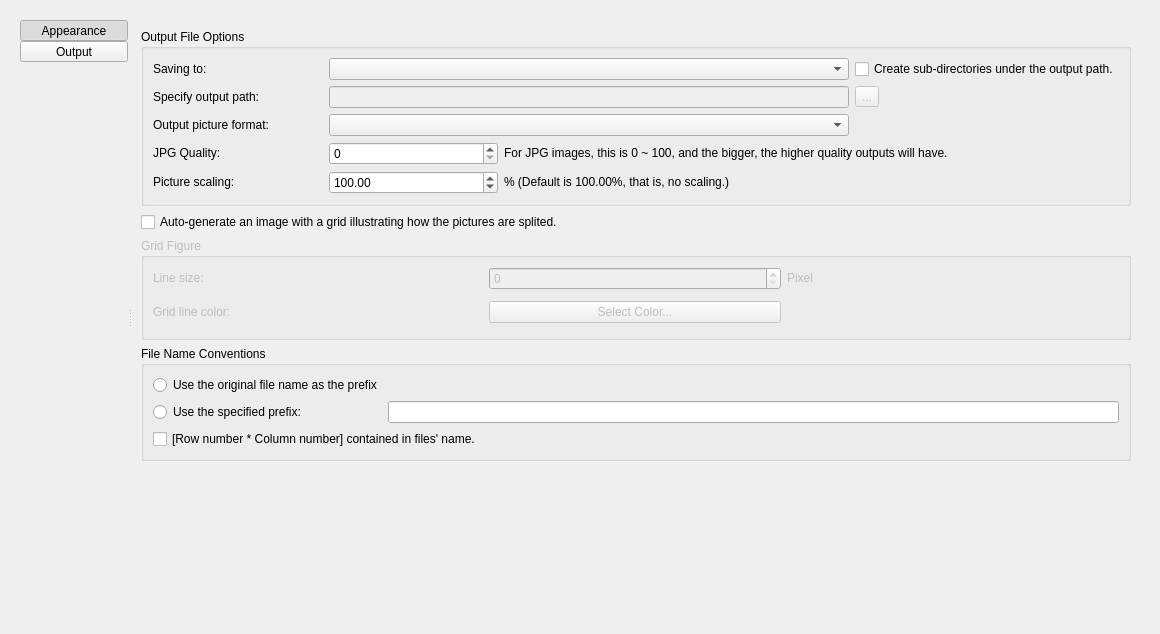
The window that src/ui/preferenceswidget.ui (zxunge/FreePictureSplitter) describes before a commit, drawn with Qt 5.
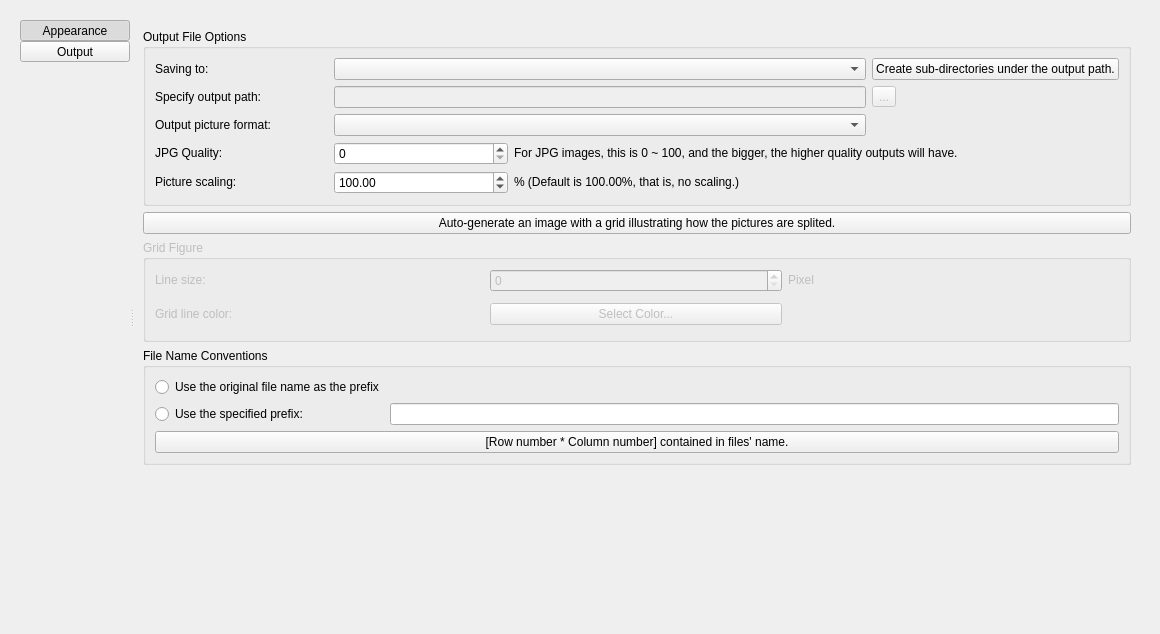
The same window after the commit. The open tabs and pages were chosen to show the change. Icons and pictures are not drawn. Custom widgets are drawn as their Qt base class.

```diff
--- a/src/ui/preferenceswidget.ui
+++ b/src/ui/preferenceswidget.ui
@@ -229,13 +229,6 @@
                 </property>
                </widget>
               </item>
-              <item row="0" column="4">
-               <widget class="QCheckBox" name="chbSubDir">
-                <property name="text">
-                 <string>Create sub-directories under the output path.</string>
-                </property>
-               </widget>
-              </item>
               <item row="4" column="1">
                <widget class="QSpinBox" name="sbxQuality">
                 <property name="maximum">
@@ -294,11 +287,18 @@
                 </property>
                </widget>
               </item>
+              <item row="0" column="4">
+               <widget class="oclero::qlementine::Switch" name="swSubDir">
+                <property name="text">
+                 <string>Create sub-directories under the output path.</string>
+                </property>
+               </widget>
+              </item>
              </layout>
             </widget>
            </item>
            <item>
-            <widget class="QCheckBox" name="chbGrid">
+            <widget class="oclero::qlementine::Switch" name="swGrid">
              <property name="sizePolicy">
               <sizepolicy hsizetype="Expanding" vsizetype="Fixed">
                <horstretch>0</horstretch>
@@ -440,7 +440,7 @@
                <widget class="QLineEdit" name="lePrefix"/>
               </item>
               <item row="2" column="0" colspan="2">
-               <widget class="QCheckBox" name="chbNumberContained">
+               <widget class="oclero::qlementine::Switch" name="swNumberContained">
                 <property name="text">
                  <string>[Row number * Column number] contained in files' name.</string>
                 </property>
@@ -472,6 +472,18 @@
    </item>
   </layout>
  </widget>
+ <customwidgets>
+  <customwidget>
+   <class>oclero::qlementine::LineEdit</class>
+   <extends>QLineEdit</extends>
+   <header>oclero/qlementine/widgets/LineEdit.hpp</header>
+  </customwidget>
+  <customwidget>
+   <class>oclero::qlementine::Switch</class>
+   <extends>QPushButton</extends>
+   <header>oclero/qlementine/widgets/Switch.hpp</header>
+  </customwidget>
+ </customwidgets>
  <resources>
   <include location="../resources/fps.qrc"/>
  </resources>
```
Left out of the diff: 4 changed lines with no effect on the pictures.
